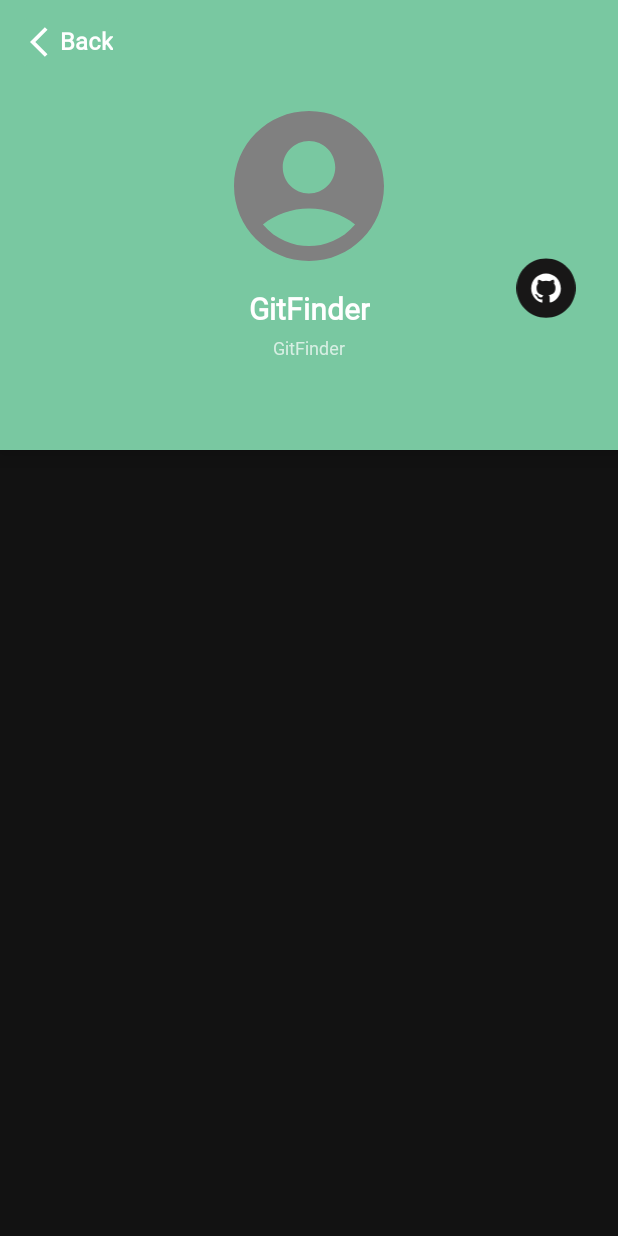
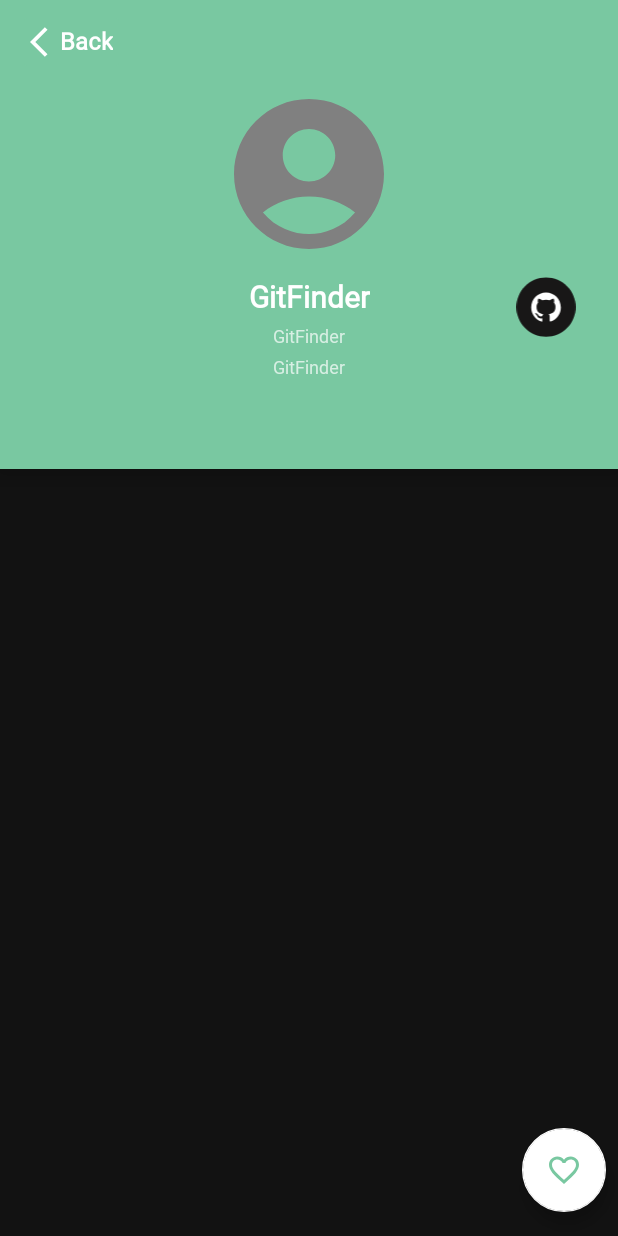
Before and after one commit to thoriqzs25/kotlin-gitfinder, an Android app: the DetailActivity screen opened directly, with no data from a screen before it, on a phone screen of 412 x 824 dp. Run offline under Robolectric (Android 15) with nearby library versions, the phone set to English and light mode, and no system bars; our stand-ins replace CircleImageView, Room's generated code; pictures from the network do not load; 1 statement that could not run was skipped.

Commit message:
fix: fav user list, add: name to detail

```diff
--- a/app/src/main/java/com/gitfinder/adapter/rv/UsersAdapter.kt
+++ b/app/src/main/java/com/gitfinder/adapter/rv/UsersAdapter.kt
@@ -55,6 +55,8 @@ class UsersAdapter<T>(
                 } else {
                     binding.ivFavorite.setImageResource(R.drawable.ic_favorite_outline)
                 }
+            } else {
+                binding.ivFavorite.setImageResource(R.drawable.ic_favorite_outline)
             }
 
 
--- a/app/src/main/java/com/gitfinder/adapter/viewmodel/DetailViewModel.kt
+++ b/app/src/main/java/com/gitfinder/adapter/viewmodel/DetailViewModel.kt
@@ -108,8 +108,8 @@ class DetailViewModel(application: Application) : ViewModel() {
         })
     }
 
-    fun isFavorite(favoriteUser: FavoriteUser): Boolean {
-        return favoriteUsers.value?.any { it.username == favoriteUser.username } ?: false
+    fun isFavorite(username: String): Boolean {
+        return favoriteUsers.value?.any { it.username == username } ?: false
     }
 
     fun getFavoriteList(): LiveData<List<FavoriteUser>> = mFavoriteRepository.getFavoriteList()
--- a/app/src/main/java/com/gitfinder/ui/MainActivity.kt
+++ b/app/src/main/java/com/gitfinder/ui/MainActivity.kt
@@ -4,8 +4,6 @@ import android.app.SearchManager
 import android.content.Context
 import android.content.Intent
 import android.os.Bundle
-import android.os.Handler
-import android.util.Log
 import android.view.View
 import android.view.inputmethod.InputMethodManager
 import androidx.appcompat.app.AppCompatActivity
--- a/app/src/main/java/com/gitfinder/ui/fragment/FollowFragment.kt
+++ b/app/src/main/java/com/gitfinder/ui/fragment/FollowFragment.kt
@@ -86,7 +86,7 @@ class FollowFragment : Fragment() {
                     favoriteUser.avatarUrl = it.avatarUrl
                     favoriteUser.htmlUtl = it.htmlUrl!!
 
-                    if (detailViewModel.isFavorite(favoriteUser)) {
+                    if (detailViewModel.isFavorite(favoriteUser.username)) {
                         detailViewModel.removeFavorite(favoriteUser)
                     } else {
                         detailViewModel.addFavorite(favoriteUser)
--- a/app/src/main/res/layout-land/activity_detail.xml
+++ b/app/src/main/res/layout-land/activity_detail.xml
@@ -164,4 +164,17 @@
         app:layout_constraintStart_toStartOf="parent"
         app:layout_constraintEnd_toEndOf="parent"/>
 
+
+    <com.google.android.material.floatingactionbutton.FloatingActionButton
+        android:id="@+id/fab_fav"
+        app:tint="@color/green"
+        app:backgroundTint="@color/white"
+        android:layout_width="wrap_content"
+        android:layout_height="wrap_content"
+        android:layout_marginEnd="@dimen/fab_margin"
+        android:layout_marginBottom="16dp"
+        app:srcCompat="@drawable/ic_favorite_outline"
+        app:layout_constraintEnd_toEndOf="parent"
+        app:layout_constraintBottom_toBottomOf="parent"/>
+
 </androidx.constraintlayout.widget.ConstraintLayout>
--- a/app/src/main/res/layout/activity_detail.xml
+++ b/app/src/main/res/layout/activity_detail.xml
@@ -50,7 +50,6 @@
         android:layout_height="wrap_content"
         android:background="@color/green"
         android:elevation="10dp"
-        android:paddingTop="8dp"
         android:paddingBottom="12dp"
         app:flow_horizontalAlign="center"
         app:layout_constraintEnd_toEndOf="parent"
@@ -81,6 +80,18 @@
             app:layout_constraintTop_toBottomOf="@id/iv_userimage" />
 
         <TextView
+            android:id="@+id/tv_name"
+            android:layout_width="wrap_content"
+            android:layout_height="wrap_content"
+            android:layout_marginTop="4dp"
+            android:fontFamily="@font/rounded_medium"
+            android:text="@string/app_name"
+            android:textSize="12sp"
+            app:layout_constraintEnd_toEndOf="parent"
+            app:layout_constraintStart_toStartOf="parent"
+            app:layout_constraintTop_toBottomOf="@id/tv_username" />
+
+        <TextView
             android:id="@+id/tv_usersince"
             android:layout_width="wrap_content"
             android:layout_height="wrap_content"
@@ -90,7 +101,7 @@
             android:textSize="12sp"
             app:layout_constraintEnd_toEndOf="parent"
             app:layout_constraintStart_toStartOf="parent"
-            app:layout_constraintTop_toBottomOf="@id/tv_username" />
+            app:layout_constraintTop_toBottomOf="@id/tv_name" />
 
 
         <ImageView
@@ -161,4 +172,16 @@
         app:layout_constraintStart_toStartOf="parent"
         app:layout_constraintEnd_toEndOf="parent"/>
 
+    <com.google.android.material.floatingactionbutton.FloatingActionButton
+        android:id="@+id/fab_fav"
+        app:tint="@color/green"
+        app:backgroundTint="@color/white"
+        android:layout_width="wrap_content"
+        android:layout_height="wrap_content"
+        android:layout_marginEnd="@dimen/fab_margin"
+        android:layout_marginBottom="16dp"
+        app:srcCompat="@drawable/ic_favorite_outline"
+        app:layout_constraintEnd_toEndOf="parent"
+        app:layout_constraintBottom_toBottomOf="parent"/>
+
 </androidx.constraintlayout.widget.ConstraintLayout>
```
Also changed, not shown: app/src/main/java/com/gitfinder/ui/DetailActivity.kt (+43 -5 lines), app/src/main/java/com/gitfinder/ui/FavoriteActivity.kt (+18 -1 lines).
